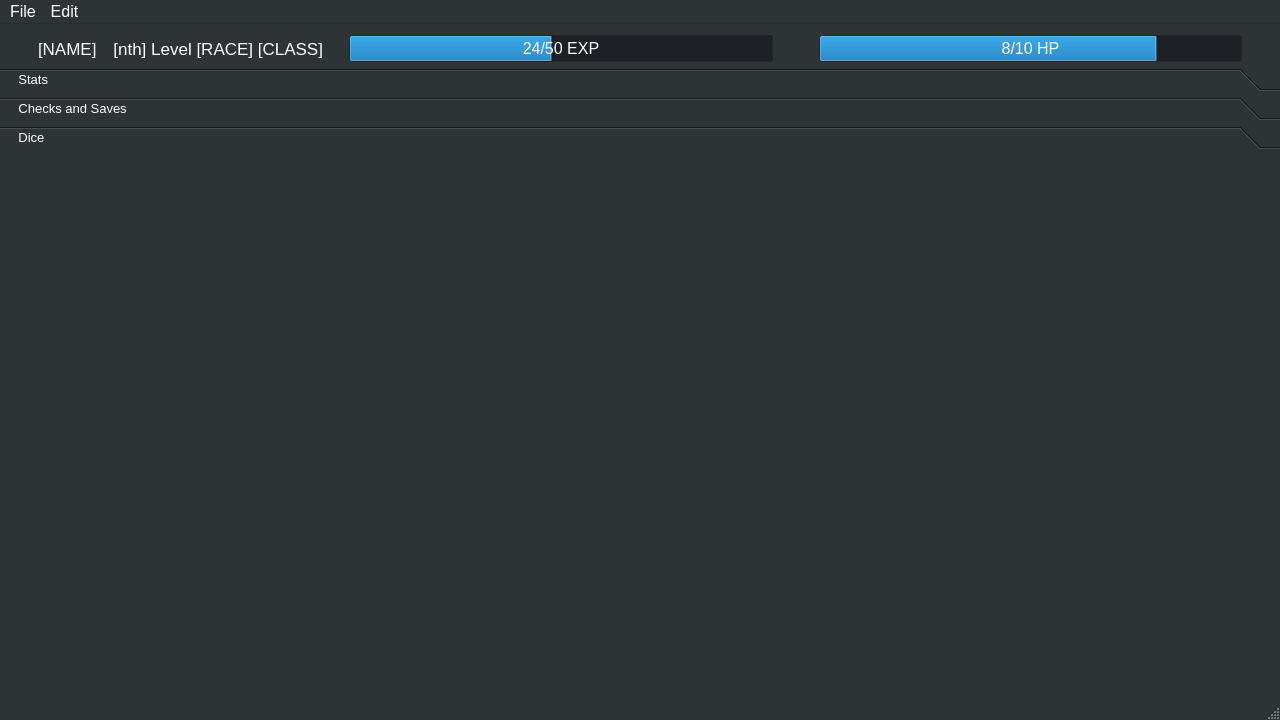
Qt form mainwindow.ui (CasperTheCat/DnDice) before a commit.
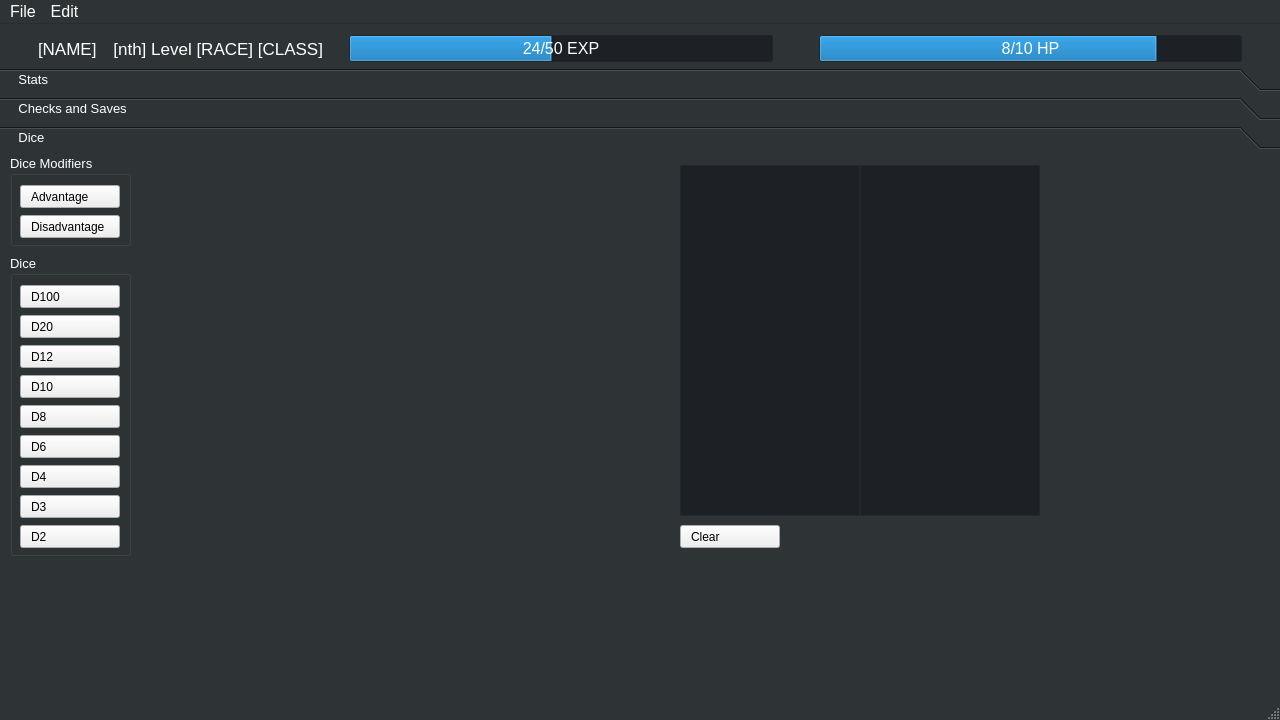
The same form after that commit. The open tabs and pages were chosen to show the change.

```diff
--- a/mainwindow.ui
+++ b/mainwindow.ui
@@ -3118,6 +3118,424 @@
        <attribute name="label">
         <string>    Dice</string>
        </attribute>
+       <widget class="QGroupBox" name="org_group_2">
+        <property name="geometry">
+         <rect>
+          <x>10</x>
+          <y>0</y>
+          <width>121</width>
+          <height>91</height>
+         </rect>
+        </property>
+        <property name="maximumSize">
+         <size>
+          <width>16777215</width>
+          <height>360</height>
+         </size>
+        </property>
+        <property name="font">
+         <font>
+          <family>Segoe UI</family>
+          <pointsize>10</pointsize>
+         </font>
+        </property>
+        <property name="title">
+         <string>Dice Modifiers</string>
+        </property>
+        <widget class="QPushButton" name="btn_dicemod_advntg">
+         <property name="geometry">
+          <rect>
+           <x>10</x>
+           <y>30</y>
+           <width>100</width>
+           <height>23</height>
+          </rect>
+         </property>
+         <property name="font">
+          <font>
+           <family>Segoe UI</family>
+           <pointsize>9</pointsize>
+          </font>
+         </property>
+         <property name="styleSheet">
+          <string notr="true">text-align: left; padding-left: 10px;</string>
+         </property>
+         <property name="text">
+          <string>Advantage</string>
+         </property>
+         <property name="checkable">
+          <bool>true</bool>
+         </property>
+         <property name="checked">
+          <bool>false</bool>
+         </property>
+        </widget>
+        <widget class="QPushButton" name="btn_dicemod_dsadvn">
+         <property name="geometry">
+          <rect>
+           <x>10</x>
+           <y>60</y>
+           <width>100</width>
+           <height>23</height>
+          </rect>
+         </property>
+         <property name="font">
+          <font>
+           <family>Segoe UI</family>
+           <pointsize>9</pointsize>
+          </font>
+         </property>
+         <property name="styleSheet">
+          <string notr="true">text-align: left; padding-left: 10px;</string>
+         </property>
+         <property name="text">
+          <string>Disadvantage</string>
+         </property>
+         <property name="checkable">
+          <bool>true</bool>
+         </property>
+         <property name="checked">
+          <bool>false</bool>
+         </property>
+        </widget>
+       </widget>
+       <widget class="QGroupBox" name="org_group_3">
+        <property name="geometry">
+         <rect>
+          <x>10</x>
+          <y>100</y>
+          <width>121</width>
+          <height>301</height>
+         </rect>
+        </property>
+        <property name="maximumSize">
+         <size>
+          <width>16777215</width>
+          <height>360</height>
+         </size>
+        </property>
+        <property name="font">
+         <font>
+          <family>Segoe UI</family>
+          <pointsize>10</pointsize>
+         </font>
+        </property>
+        <property name="title">
+         <string>Dice</string>
+        </property>
+        <widget class="QPushButton" name="btn_dice_d100">
+         <property name="geometry">
+          <rect>
+           <x>10</x>
+           <y>30</y>
+           <width>100</width>
+           <height>23</height>
+          </rect>
+         </property>
+         <property name="font">
+          <font>
+           <family>Segoe UI</family>
+           <pointsize>9</pointsize>
+          </font>
+         </property>
+         <property name="styleSheet">
+          <string notr="true">text-align: left; padding-left: 10px;</string>
+         </property>
+         <property name="text">
+          <string>D100</string>
+         </property>
+         <property name="checkable">
+          <bool>true</bool>
+         </property>
+         <property name="checked">
+          <bool>false</bool>
+         </property>
+        </widget>
+        <widget class="QPushButton" name="btn_dice_d20">
+         <property name="geometry">
+          <rect>
+           <x>10</x>
+           <y>60</y>
+           <width>100</width>
+           <height>23</height>
+          </rect>
+         </property>
+         <property name="font">
+          <font>
+           <family>Segoe UI</family>
+           <pointsize>9</pointsize>
+          </font>
+         </property>
+         <property name="styleSheet">
+          <string notr="true">text-align: left; padding-left: 10px;</string>
+         </property>
+         <property name="text">
+          <string>D20</string>
+         </property>
+         <property name="checkable">
+          <bool>true</bool>
+         </property>
+         <property name="checked">
+          <bool>false</bool>
+         </property>
+        </widget>
+        <widget class="QPushButton" name="btn_dice_d12">
+         <property name="geometry">
+          <rect>
+           <x>10</x>
+           <y>90</y>
+           <width>100</width>
+           <height>23</height>
+          </rect>
+         </property>
+         <property name="font">
+          <font>
+           <family>Segoe UI</family>
+           <pointsize>9</pointsize>
+          </font>
+         </property>
+         <property name="styleSheet">
+          <string notr="true">text-align: left; padding-left: 10px;</string>
+         </property>
+         <property name="text">
+          <string>D12</string>
+         </property>
+         <property name="checkable">
+          <bool>true</bool>
+         </property>
+         <property name="checked">
+          <bool>false</bool>
+         </property>
+        </widget>
+        <widget class="QPushButton" name="btn_dice_d10">
+         <property name="geometry">
+          <rect>
+           <x>10</x>
+           <y>120</y>
+           <width>100</width>
+           <height>23</height>
+          </rect>
+         </property>
+         <property name="font">
+          <font>
+           <family>Segoe UI</family>
+           <pointsize>9</pointsize>
+          </font>
+         </property>
+         <property name="styleSheet">
+          <string notr="true">text-align: left; padding-left: 10px;</string>
+         </property>
+         <property name="text">
+          <string>D10</string>
+         </property>
+         <property name="checkable">
+          <bool>true</bool>
+         </property>
+         <property name="checked">
+          <bool>false</bool>
+         </property>
+        </widget>
+        <widget class="QPushButton" name="btn_dice_d8">
+         <property name="geometry">
+          <rect>
+           <x>10</x>
+           <y>150</y>
+           <width>100</width>
+           <height>23</height>
+          </rect>
+         </property>
+         <property name="font">
+          <font>
+           <family>Segoe UI</family>
+           <pointsize>9</pointsize>
+          </font>
+         </property>
+         <property name="styleSheet">
+          <string notr="true">text-align: left; padding-left: 10px;</string>
+         </property>
+         <property name="text">
+          <string>D8</string>
+         </property>
+         <property name="checkable">
+          <bool>true</bool>
+         </property>
+         <property name="checked">
+          <bool>false</bool>
+         </property>
+        </widget>
+        <widget class="QPushButton" name="btn_dice_d6">
+         <property name="geometry">
+          <rect>
+           <x>10</x>
+           <y>180</y>
+           <width>100</width>
+           <height>23</height>
+          </rect>
+         </property>
+         <property name="font">
+          <font>
+           <family>Segoe UI</family>
+           <pointsize>9</pointsize>
+          </font>
+         </property>
+         <property name="styleSheet">
+          <string notr="true">text-align: left; padding-left: 10px;</string>
+         </property>
+         <property name="text">
+          <string>D6</string>
+         </property>
+         <property name="checkable">
+          <bool>true</bool>
+         </property>
+         <property name="checked">
+          <bool>false</bool>
+         </property>
+        </widget>
+        <widget class="QPushButton" name="btn_dice_d4">
+         <property name="geometry">
+          <rect>
+           <x>10</x>
+           <y>210</y>
+           <width>100</width>
+           <height>23</height>
+          </rect>
+         </property>
+         <property name="font">
+          <font>
+           <family>Segoe UI</family>
+           <pointsize>9</pointsize>
+          </font>
+         </property>
+         <property name="styleSheet">
+          <string notr="true">text-align: left; padding-left: 10px;</string>
+         </property>
+         <property name="text">
+          <string>D4</string>
+         </property>
+         <property name="checkable">
+          <bool>true</bool>
+         </property>
+         <property name="checked">
+          <bool>false</bool>
+         </property>
+        </widget>
+        <widget class="QPushButton" name="btn_dice_d3">
+         <property name="geometry">
+          <rect>
+           <x>10</x>
+           <y>240</y>
+           <width>100</width>
+           <height>23</height>
+          </rect>
+         </property>
+         <property name="font">
+          <font>
+           <family>Segoe UI</family>
+           <pointsize>9</pointsize>
+          </font>
+         </property>
+         <property name="styleSheet">
+          <string notr="true">text-align: left; padding-left: 10px;</string>
+         </property>
+         <property name="text">
+          <string>D3</string>
+         </property>
+         <property name="checkable">
+          <bool>true</bool>
+         </property>
+         <property name="checked">
+          <bool>false</bool>
+         </property>
+        </widget>
+        <widget class="QPushButton" name="btn_dice_d2">
+         <property name="geometry">
+          <rect>
+           <x>10</x>
+           <y>270</y>
+           <width>100</width>
+           <height>23</height>
+          </rect>
+         </property>
+         <property name="font">
+          <font>
+           <family>Segoe UI</family>
+           <pointsize>9</pointsize>
+          </font>
+         </property>
+         <property name="styleSheet">
+          <string notr="true">text-align: left; padding-left: 10px;</string>
+         </property>
+         <property name="text">
+          <string>D2</string>
+         </property>
+         <property name="checkable">
+          <bool>true</bool>
+         </property>
+         <property name="checked">
+          <bool>false</bool>
+         </property>
+        </widget>
+       </widget>
+       <widget class="QTextBrowser" name="text_dice_output">
+        <property name="geometry">
+         <rect>
+          <x>860</x>
+          <y>10</y>
+          <width>180</width>
+          <height>351</height>
+         </rect>
+        </property>
+        <property name="sizePolicy">
+         <sizepolicy hsizetype="Expanding" vsizetype="Expanding">
+          <horstretch>1</horstretch>
+          <verstretch>1</verstretch>
+         </sizepolicy>
+        </property>
+       </widget>
+       <widget class="QPushButton" name="btn_dice_clear">
+        <property name="geometry">
+         <rect>
+          <x>680</x>
+          <y>370</y>
+          <width>100</width>
+          <height>23</height>
+         </rect>
+        </property>
+        <property name="font">
+         <font>
+          <family>Segoe UI</family>
+          <pointsize>9</pointsize>
+         </font>
+        </property>
+        <property name="styleSheet">
+         <string notr="true">text-align: left; padding-left: 10px;</string>
+        </property>
+        <property name="text">
+         <string>Clear</string>
+        </property>
+        <property name="checkable">
+         <bool>false</bool>
+        </property>
+        <property name="checked">
+         <bool>false</bool>
+        </property>
+       </widget>
+       <widget class="QTextBrowser" name="text_dice_output_log">
+        <property name="geometry">
+         <rect>
+          <x>680</x>
+          <y>10</y>
+          <width>180</width>
+          <height>351</height>
+         </rect>
+        </property>
+        <property name="sizePolicy">
+         <sizepolicy hsizetype="Expanding" vsizetype="Expanding">
+          <horstretch>1</horstretch>
+          <verstretch>1</verstretch>
+         </sizepolicy>
+        </property>
+       </widget>
       </widget>
      </widget>
     </item>
```
